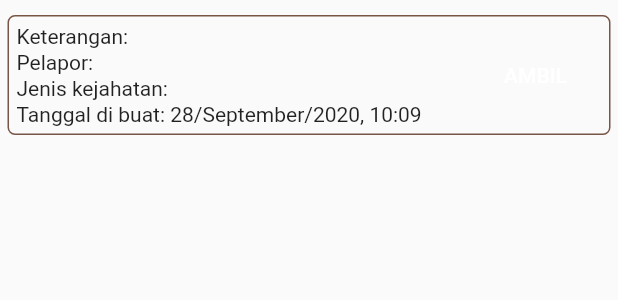
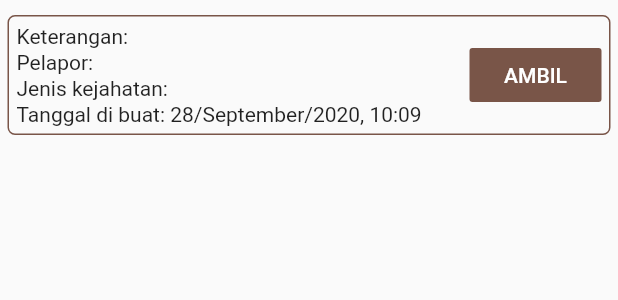
Before and after one commit to Rizqirmdn/the_police, a Flutter app: the _Item widget shown alone on an empty page, opened directly with empty values, on a phone screen of 412 x 824 dp. Shown: the top 300 px of the screen. Run offline on Flutter 3.47's test engine with Material 2 defaults, Android fonts, the phone set to English and light mode, and no system bars; our stand-ins replace bloc, dio, equatable, flushbar, flutter_bloc, freezed_annotation and 5 more; missing offline and left inert: jaguar_jwt; accounts and stored records are empty; generated files the repository leaves out were written again; network calls fail.

Commit message:
add isEnabled button

```diff
--- a/lib/screens/list_pengaduan_screen.dart
+++ b/lib/screens/list_pengaduan_screen.dart
@@ -1,3 +1,4 @@
+import 'package:flushbar/flushbar_helper.dart';
 import 'package:flutter/material.dart';
 import 'package:flutter_bloc/flutter_bloc.dart';
 import 'package:intl/intl.dart';
@@ -52,7 +53,7 @@ class _ListPengaduanScreenState extends State<ListPengaduanScreen> {
   }
 }
 
-class _Item extends StatelessWidget {
+class _Item extends StatefulWidget {
   final Pengaduan pengaduan;
 
   const _Item({
@@ -61,9 +62,14 @@ class _Item extends StatelessWidget {
   }) : super(key: key);
 
   @override
+  __ItemState createState() => __ItemState();
+}
+
+class __ItemState extends State<_Item> {
+  bool isEnabled = false;
+
+  @override
   Widget build(BuildContext context) {
-    bool isAmbil = false;
-
     return Container(
       height: 80,
       padding: EdgeInsets.all(5),
@@ -80,18 +86,32 @@ class _Item extends StatelessWidget {
             crossAxisAlignment: CrossAxisAlignment.start,
             mainAxisAlignment: MainAxisAlignment.spaceBetween,
             children: <Widget>[
-              Text("Keterangan: ${pengaduan.keterangan}"),
-              Text("Pelapor: ${pengaduan.masyarakat.nama}"),
-              Text("Jenis kejahatan: ${pengaduan.jenisKejahatan.jenis}"),
-              Text("Tanggal di buat: ${formatDate(pengaduan.tanggalDibuat)}"),
+              Text("Keterangan: ${widget.pengaduan.keterangan}"),
+              Text("Pelapor: ${widget.pengaduan.masyarakat.nama}"),
+              Text("Jenis kejahatan: ${widget.pengaduan.jenisKejahatan.jenis}"),
+              Text(
+                  "Tanggal di buat: ${formatDate(widget.pengaduan.tanggalDibuat)}"),
             ],
           ),
-          FlatButton(
-            textColor: Colors.white,
-            color: (isAmbil) ? Colors.brown : Colors.grey,
-            child: Text("AMBIL"),
-            onPressed: (isAmbil) ? () {} : null,
-          ),
+          (isEnabled)
+              ? FlatButton(
+                  onPressed: null,
+                  child: Text('ENABLED'),
+                )
+              : FlatButton(
+                  textColor: Colors.white,
+                  color: Colors.brown,
+                  child: Text("AMBIL"),
+                  onPressed: () {
+                    setState(() {
+                      isEnabled = !isEnabled;
+                    });
+                    FlushbarHelper.createSuccess(
+                      message: 'Berhasil Mengambil Pengaduan',
+                      duration: Duration(seconds: 2),
+                    )..show(context);
+                  },
+                ),
         ],
       ),
     );
```
Also changed, not shown: lib/screens/login_screen.dart (+9 -5 lines), pubspec.lock.
